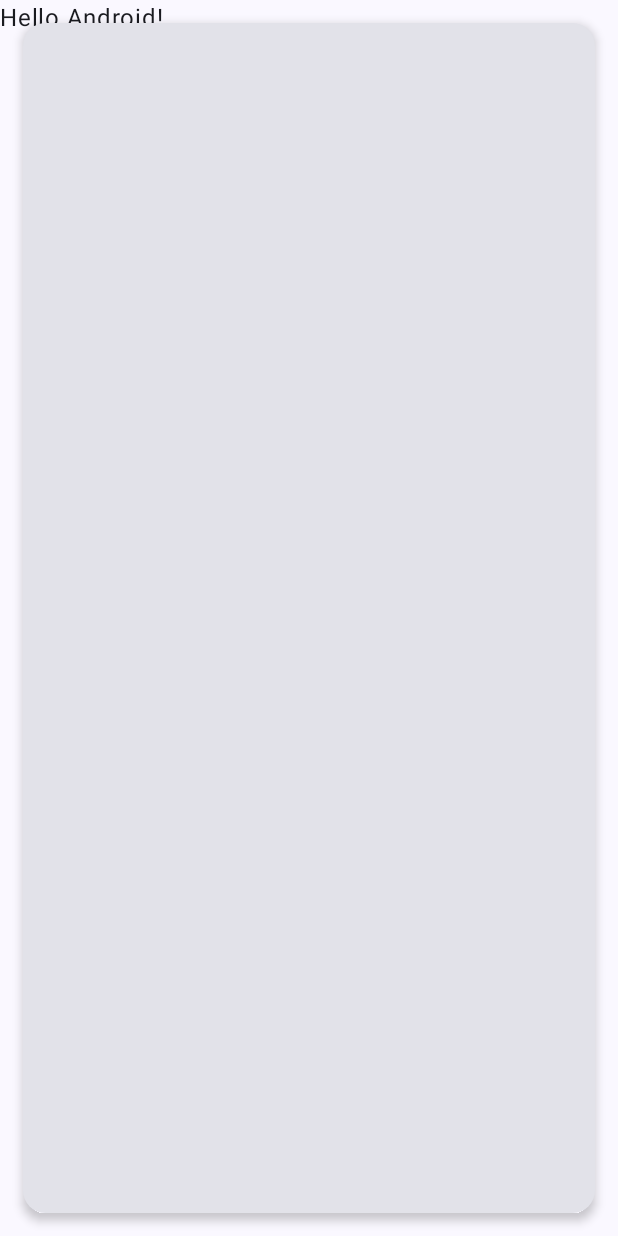
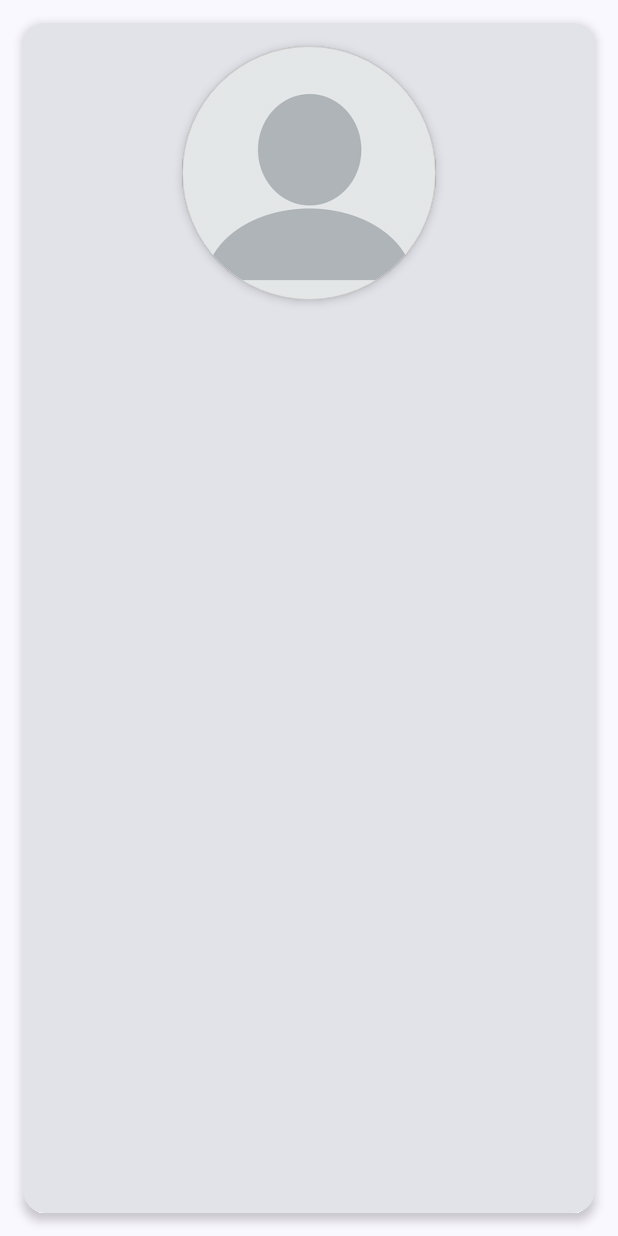
Before and after one commit to sahilsood/ComposeDemo, an Android app built with Jetpack Compose: the screen it shows after launch (MainActivity), on a phone screen of 412 x 824 dp. Run offline under Robolectric (Android 15) with nearby library versions, the phone set to English and light mode, and no system bars.

Commit message:
added profile image

```diff
--- a/app/src/main/java/com/example/composedemo/MainActivity.kt
+++ b/app/src/main/java/com/example/composedemo/MainActivity.kt
@@ -3,12 +3,18 @@ package com.example.composedemo
 import android.os.Bundle
 import androidx.activity.ComponentActivity
 import androidx.activity.compose.setContent
+import androidx.compose.foundation.BorderStroke
+import androidx.compose.foundation.Image
 import androidx.compose.foundation.layout.*
+import androidx.compose.foundation.shape.CircleShape
 import androidx.compose.foundation.shape.CornerSize
 import androidx.compose.foundation.shape.RoundedCornerShape
 import androidx.compose.material3.*
 import androidx.compose.runtime.Composable
+import androidx.compose.ui.Alignment
 import androidx.compose.ui.Modifier
+import androidx.compose.ui.graphics.Color
+import androidx.compose.ui.res.painterResource
 import androidx.compose.ui.tooling.preview.Preview
 import androidx.compose.ui.unit.dp
 import com.example.composedemo.ui.theme.ComposeDemoTheme
@@ -17,14 +23,14 @@ class MainActivity : ComponentActivity() {
     override fun onCreate(savedInstanceState: Bundle?) {
         super.onCreate(savedInstanceState)
         setContent {
-            CreateBizCard("Android")
+            CreateBizCard()
         }
     }
 }
 
 @OptIn(ExperimentalMaterial3Api::class)
 @Composable
-fun CreateBizCard(name: String) {
+fun CreateBizCard() {
     ComposeDemoTheme {
         // A surface container using the 'background' color from the theme
         Surface(
@@ -33,7 +39,6 @@ fun CreateBizCard(name: String) {
                 .fillMaxHeight(),
             color = MaterialTheme.colorScheme.background
         ) {
-            Text(text = "Hello $name!")
             Card(
                 modifier = Modifier
                     .width(width = 200.dp)
@@ -42,6 +47,22 @@ fun CreateBizCard(name: String) {
                 shape = RoundedCornerShape(CornerSize(size = 15.dp)),
                 elevation = CardDefaults.cardElevation(defaultElevation = 4.dp),
             ) {
+                Surface(
+                    modifier = Modifier
+                        .size(size = 200.dp)
+                        .align(alignment = Alignment.CenterHorizontally)
+                        .padding(all = 15.dp),
+                    shape = CircleShape,
+                    shadowElevation = 4.dp,
+                    border = BorderStroke(width = 0.5.dp, color = Color.LightGray),
+                    color = MaterialTheme.colorScheme.onSurface.copy(alpha = 0.5f)
+                ) {
+                    Image(
+                        painter = painterResource(id = R.drawable.profile_image),
+                        contentDescription = "profile image",
+                        modifier = Modifier.size(size = 135.dp)
+                    )
+                }
             }
         }
     }
@@ -50,5 +71,5 @@ fun CreateBizCard(name: String) {
 @Preview(showBackground = true)
 @Composable
 fun DefaultPreview() {
-    CreateBizCard("Android")
+    CreateBizCard()
 }
```
Also changed, not shown: app/src/main/res/drawable/profile_image.jpg (added).
